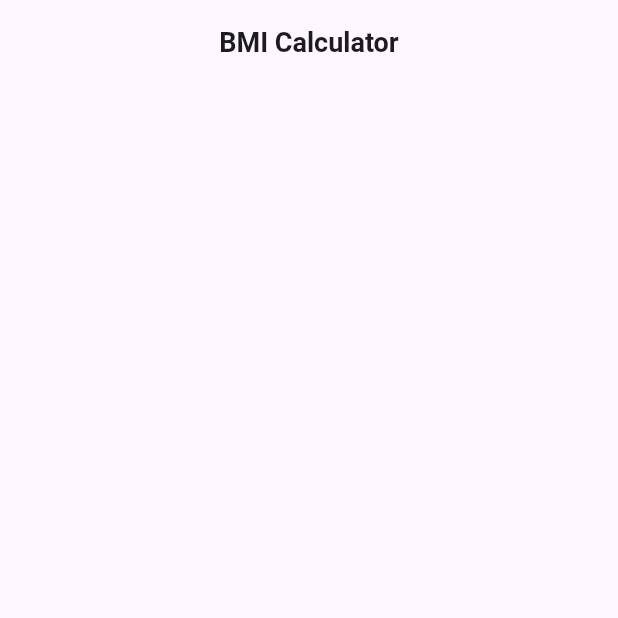
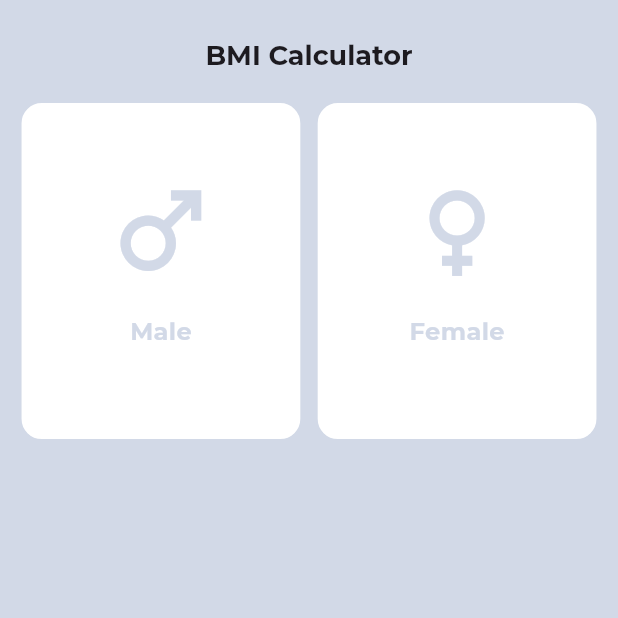
Before and after one commit to Shubham-Pandya16/bmi_calculator, a Flutter app: the screen it shows after launch, on a phone screen of 412 x 824 dp, the top half of it. Run offline on Flutter 3.47's test engine with Material 3 defaults, Android fonts, the phone set to English and light mode, and no system bars; our stand-ins replace flutter_screenutil, google_fonts; missing offline and left inert: dart:ffi.

Commit message:
adding Gender Selection widget

```diff
--- a/lib/main.dart
+++ b/lib/main.dart
@@ -2,24 +2,32 @@
 
 import 'package:bmi_calculator/pages/homePage.dart';
 import 'package:flutter/material.dart';
+import 'package:flutter_screenutil/flutter_screenutil.dart';
 import 'package:google_fonts/google_fonts.dart';
 
 void main() {
   runApp(const MyApp());
 }
 
+Color greyColor = Color.fromARGB(255, 210, 217, 231);
+
 class MyApp extends StatelessWidget {
   const MyApp({super.key});
 
   @override
   Widget build(BuildContext context) {
+    return ScreenUtilInit(
+        designSize: Size(384, 808),
+        builder: (context, child) {
           return MaterialApp(
             title: 'BMI Calculator',
+            debugShowCheckedModeBanner: false,
             theme: ThemeData(
-        textTheme: GoogleFonts.robotoTextTheme(),
+              textTheme: GoogleFonts.montserratTextTheme(),
               useMaterial3: true,
             ),
             home: HomePage(),
           );
+        });
   }
 }
--- a/lib/pages/homePage.dart
+++ b/lib/pages/homePage.dart
@@ -1,7 +1,10 @@
 // ignore_for_file: file_names
 
+import 'package:bmi_calculator/main.dart';
+import 'package:bmi_calculator/widgets/genderWidget.dart';
 import 'package:flutter/material.dart';
 import 'package:flutter/widgets.dart';
+import 'package:flutter_screenutil/flutter_screenutil.dart';
 import 'package:google_fonts/google_fonts.dart';
 
 class HomePage extends StatefulWidget {
@@ -15,21 +18,27 @@ class _HomePageState extends State<HomePage> {
   @override
   Widget build(BuildContext context) {
     return Scaffold(
+        backgroundColor: greyColor,
         appBar: AppBar(
+          backgroundColor: greyColor,
+          toolbarHeight: 50,
+          surfaceTintColor: Colors.transparent,
           centerTitle: true,
-          title: Text(
-            'BMI Calculator',
-            style: GoogleFonts.roboto(
-              fontSize: 18,
-              fontWeight: FontWeight.w700,
-            ),
+          title: const Text(
+            '\nBMI Calculator',
+            style: TextStyle(fontSize: 18, fontWeight: FontWeight.bold),
           ),
-          surfaceTintColor: Colors.transparent,
         ),
         body: Center(
           child: Column(
             children: [
-
+              SizedBox(
+                height: 16.sp,
+              ),
+              Expanded(flex: 3, child:  GenderWidget()),
+              Expanded(flex: 3, child: Container()),
+              Expanded(flex: 3, child: Container()),
+              Expanded(flex: 1, child: Container()),
             ],
           ),
         ));
--- /dev/null
+++ b/lib/widgets/genderWidget.dart
@@ -0,0 +1,124 @@
+import 'dart:ffi';
+
+import 'package:bmi_calculator/main.dart';
+import 'package:flutter/material.dart';
+import 'package:flutter_screenutil/flutter_screenutil.dart';
+import 'package:google_fonts/google_fonts.dart';
+
+class GenderWidget extends StatefulWidget {
+  const GenderWidget({super.key});
+
+  @override
+  State<GenderWidget> createState() => _GenderWidgetState();
+}
+
+var gender = "";
+
+class _GenderWidgetState extends State<GenderWidget> {
+  @override
+  Widget build(BuildContext context) {
+    return Container(
+      margin: EdgeInsets.symmetric(horizontal: 12.sp),
+      child: Row(
+        children: [
+          // MALE GENDER BUTTON
+          Expanded(
+              child: GestureDetector(
+            onTap: () {
+              setState(() {
+                gender = "Male";
+              });
+            },
+            child: Container(
+                height: double.infinity,
+                decoration: BoxDecoration(
+                  color: Colors.white,
+                  borderRadius: BorderRadius.circular(15),
+                  border: Border.all(
+                      color: gender == 'Male' ? Colors.blue : greyColor,
+                      width: 1.5),
+                ),
+                child: Column(
+                  mainAxisAlignment: MainAxisAlignment.center,
+                  children: [
+                    const Spacer(
+                      flex: 3,
+                    ),
+                    Icon(
+                      Icons.male_sharp,
+                      color: gender == "Male" ? Colors.blueAccent : greyColor,
+                      size: 75.sp,
+                    ),
+                    const Spacer(
+                      flex: 1,
+                    ),
+                    Text(
+                      "Male",
+                      style: GoogleFonts.montserrat(
+                          fontSize: 15.sp,
+                          color: gender == "Male" ? Colors.blue : greyColor,
+                          fontWeight: FontWeight.w700),
+                    ),
+                    const Spacer(
+                      flex: 4,
+                    ),
+                  ],
+                )),
+          )),
+
+          // Center Division
+          SizedBox(
+            width: 8.w,
+          ),
+
+          // FEMALE GENDER BUTTON
+          Expanded(
+              child: GestureDetector(
+            onTap: () {
+              setState(() {
+                gender = "Female";
+              });
+            },
+            child: Container(
+                height: double.infinity,
+                decoration: BoxDecoration(
+                  color: Colors.white,
+                  borderRadius: BorderRadius.circular(15),
+                  border: Border.all(
+                      color: gender == 'Female' ? Colors.pink : greyColor,
+                      width: 1.5),
+                ),
+                child: Column(
+                  mainAxisAlignment: MainAxisAlignment.center,
+                  children: [
+                    const Spacer(
+                      flex: 3,
+                    ),
+                    Icon(
+                      Icons.female_sharp,
+                      color: gender == "Female" ? Colors.pinkAccent : greyColor,
+                      size: 75.sp,
+                    ),
+                    const Spacer(
+                      flex: 1,
+                    ),
+                    Text(
+                      "Female",
+                      style: GoogleFonts.montserrat(
+                          fontSize: 15.sp,
+                          color: gender == "Female"
+                              ? Colors.pinkAccent
+                              : greyColor,
+                          fontWeight: FontWeight.w700),
+                    ),
+                    const Spacer(
+                      flex: 4,
+                    ),
+                  ],
+                )),
+          )),
+        ],
+      ),
+    );
+  }
+}
```
Also changed, not shown: pubspec.yaml (+1 -6 lines). Lines whose indentation alone changed are shown as unchanged.
